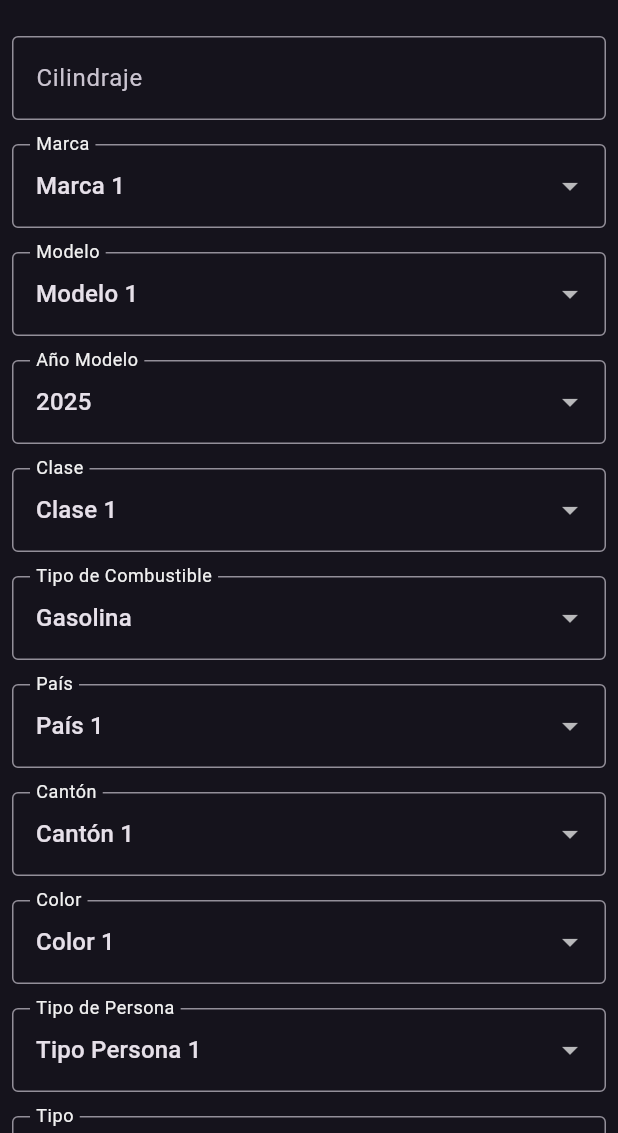
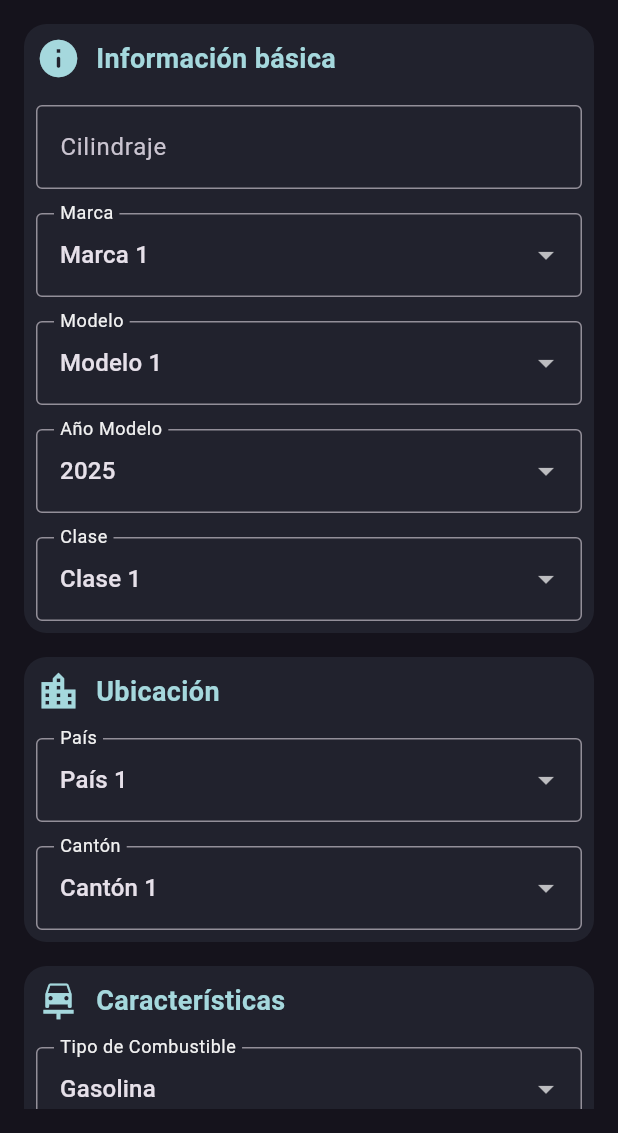
Before and after one commit to codeswax/Proyecto-IA, a Flutter app: the screen it shows after launch, on a phone screen of 412 x 824 dp, the part 103-1236 px from its top. Run offline on Flutter 3.47's test engine with Material 3 defaults, Android fonts, the light colour scheme and no system bars.

Commit message:
Cambios en el formulario de avalúo

```diff
--- a/proyecto_ia_front/lib/screens/car_appraisal_form.dart
+++ b/proyecto_ia_front/lib/screens/car_appraisal_form.dart
@@ -108,12 +108,136 @@ class _CarAppraisalFormState extends State<CarAppraisalForm> {
   @override
   Widget build(BuildContext context) {
     return Padding(
-      padding: const EdgeInsets.only(top: 16.0),
+      padding: const EdgeInsets.all(16.0),
       child: SingleChildScrollView(
         child: Form(
           key: _formKey,
           child: Column(
             children: <Widget>[
+              Padding(
+                padding: const EdgeInsets.only(bottom: 16.0),
+                child: _buildFormSection(
+                    'Información básica', Icons.info_rounded, _infoForm()),
+              ),
+              Padding(
+                padding: const EdgeInsets.only(bottom: 16.0),
+                child: _buildFormSection(
+                    'Ubicación', Icons.location_city, _locationForm()),
+              ),
+              Padding(
+                padding: const EdgeInsets.only(bottom: 16.0),
+                child: _buildFormSection(
+                    'Características', Icons.car_repair, _featuresForm()),
+              ),
+              Padding(
+                padding: const EdgeInsets.only(bottom: 16.0),
+                child: _buildFormSection(
+                    'Tipos', Icons.article_rounded, _typesForm()),
+              ),
+              Padding(
+                padding: const EdgeInsets.only(bottom: 16.0),
+                child: Container(
+                  decoration: const BoxDecoration(
+                      color: cardColor,
+                      borderRadius: BorderRadius.all(Radius.circular(15))),
+                  child: Padding(
+                    padding: const EdgeInsets.all(8.0),
+                    child: SingleChildScrollView(
+                      child: Row(
+                        mainAxisAlignment: MainAxisAlignment.spaceEvenly,
+                        children: [
+                          Text(
+                            fechaCompra != null
+                                ? 'Fecha de Compra: ${DateFormat('dd/MM/yyyy').format(fechaCompra!)}'
+                                : 'Fecha de Compra: No seleccionada',
+                          ),
+                          ElevatedButton(
+                            onPressed: () => _selectDate(context),
+                            style: ElevatedButton.styleFrom(
+                              foregroundColor: Colors.black,
+                              backgroundColor: primaryColor,
+                            ),
+                            child: const Text('Seleccionar Fecha'),
+                          ),
+                          if (fechaCompraError != null)
+                            Padding(
+                              padding: const EdgeInsets.only(top: 8.0),
+                              child: Text(
+                                fechaCompraError!,
+                                style: const TextStyle(color: Colors.red),
+                              ),
+                            ),
+                        ],
+                      ),
+                    ),
+                  ),
+                ),
+              ),
+              Padding(
+                padding: const EdgeInsets.only(bottom: 16.0),
+                child: SizedBox(
+                  width: 200,
+                  child: ElevatedButton(
+                    onPressed: () {
+                      setState(() {
+                        fechaCompraError = _validateFechaCompra();
+                      });
+                      sendCarDetails();
+                    },
+                    style: ElevatedButton.styleFrom(
+                      foregroundColor: Colors.black,
+                      backgroundColor: primaryColor,
+                    ),
+                    child: const Text('Valuar Vehículo'),
+                  ),
+                ),
+              ),
+            ],
+          ),
+        ),
+      ),
+    );
+  }
+
+  Widget _buildFormSection(String title, IconData icon, Widget form) {
+    return Container(
+      decoration: const BoxDecoration(
+        borderRadius: BorderRadius.all(Radius.circular(15)),
+        color: cardColor,
+      ),
+      child: Column(
+        children: [
+          Padding(
+            padding: const EdgeInsets.all(8.0),
+            child: Row(
+              children: [
+                Icon(
+                  icon,
+                  size: 30,
+                  color: primaryColor,
+                ),
+                const SizedBox(
+                  width: 10,
+                ),
+                Text(
+                  title,
+                  style: const TextStyle(
+                      fontSize: 18,
+                      fontWeight: FontWeight.bold,
+                      color: primaryColor),
+                ),
+              ],
+            ),
+          ),
+          form
+        ],
+      ),
+    );
+  }
+
+  Widget _infoForm() {
+    return Column(
+      children: [
         Padding(
           padding: const EdgeInsets.all(8.0),
           child: TextFormField(
@@ -143,9 +267,8 @@ class _CarAppraisalFormState extends State<CarAppraisalForm> {
               });
             },
             onSaved: (value) => marca = value!,
-                  validator: (value) => value == null || value.isEmpty
-                      ? 'Selecciona una marca'
-                      : null,
+            validator: (value) =>
+                value == null || value.isEmpty ? 'Selecciona una marca' : null,
           ),
         ),
         Padding(
@@ -165,9 +288,8 @@ class _CarAppraisalFormState extends State<CarAppraisalForm> {
               });
             },
             onSaved: (value) => modelo = value!,
-                  validator: (value) => value == null || value.isEmpty
-                      ? 'Selecciona un modelo'
-                      : null,
+            validator: (value) =>
+                value == null || value.isEmpty ? 'Selecciona un modelo' : null,
           ),
         ),
         Padding(
@@ -209,16 +331,70 @@ class _CarAppraisalFormState extends State<CarAppraisalForm> {
               });
             },
             onSaved: (value) => clase = value!,
-                  validator: (value) => value == null || value.isEmpty
-                      ? 'Selecciona una clase'
-                      : null,
+            validator: (value) =>
+                value == null || value.isEmpty ? 'Selecciona una clase' : null,
+          ),
+        ),
+      ],
+    );
+  }
+
+  Widget _locationForm() {
+    return Column(
+      children: [
+        Padding(
+          padding: const EdgeInsets.all(8.0),
+          child: DropdownButtonFormField(
+            decoration: const InputDecoration(labelText: 'País'),
+            value: pais,
+            items: ['País 1', 'País 2', 'País 3']
+                .map((String value) => DropdownMenuItem(
+                      value: value,
+                      child: Text(value),
+                    ))
+                .toList(),
+            onChanged: (value) {
+              setState(() {
+                pais = value!;
+              });
+            },
+            onSaved: (value) => pais = value!,
+            validator: (value) =>
+                value == null || value.isEmpty ? 'Selecciona un país' : null,
           ),
         ),
         Padding(
           padding: const EdgeInsets.all(8.0),
           child: DropdownButtonFormField(
-                  decoration:
-                      const InputDecoration(labelText: 'Tipo de Combustible'),
+            decoration: const InputDecoration(labelText: 'Cantón'),
+            value: canton,
+            items: ['Cantón 1', 'Cantón 2', 'Cantón 3']
+                .map((String value) => DropdownMenuItem(
+                      value: value,
+                      child: Text(value),
+                    ))
+                .toList(),
+            onChanged: (value) {
+              setState(() {
+                canton = value!;
+              });
+            },
+            onSaved: (value) => canton = value!,
+            validator: (value) =>
+                value == null || value.isEmpty ? 'Selecciona un cantón' : null,
+          ),
+        ),
+      ],
+    );
+  }
+
+  Widget _featuresForm() {
+    return Column(
+      children: [
+        Padding(
+          padding: const EdgeInsets.all(8.0),
+          child: DropdownButtonFormField(
+            decoration: const InputDecoration(labelText: 'Tipo de Combustible'),
             value: combustible,
             items: ['Gasolina', 'Diesel', 'Eléctrico']
                 .map((String value) => DropdownMenuItem(
@@ -240,50 +416,6 @@ class _CarAppraisalFormState extends State<CarAppraisalForm> {
         Padding(
           padding: const EdgeInsets.all(8.0),
           child: DropdownButtonFormField(
-                  decoration: const InputDecoration(labelText: 'País'),
-                  value: pais,
-                  items: ['País 1', 'País 2', 'País 3']
-                      .map((String value) => DropdownMenuItem(
-                            value: value,
-                            child: Text(value),
-                          ))
-                      .toList(),
-                  onChanged: (value) {
-                    setState(() {
-                      pais = value!;
-                    });
-                  },
-                  onSaved: (value) => pais = value!,
-                  validator: (value) => value == null || value.isEmpty
-                      ? 'Selecciona un país'
-                      : null,
-                ),
-              ),
-              Padding(
-                padding: const EdgeInsets.all(8.0),
-                child: DropdownButtonFormField(
-                  decoration: const InputDecoration(labelText: 'Cantón'),
-                  value: canton,
-                  items: ['Cantón 1', 'Cantón 2', 'Cantón 3']
-                      .map((String value) => DropdownMenuItem(
-                            value: value,
-                            child: Text(value),
-                          ))
-                      .toList(),
-                  onChanged: (value) {
-                    setState(() {
-                      canton = value!;
-                    });
-                  },
-                  onSaved: (value) => canton = value!,
-                  validator: (value) => value == null || value.isEmpty
-                      ? 'Selecciona un cantón'
-                      : null,
-                ),
-              ),
-              Padding(
-                padding: const EdgeInsets.all(8.0),
-                child: DropdownButtonFormField(
             decoration: const InputDecoration(labelText: 'Color'),
             value: color,
             items: ['Color 1', 'Colorn 2', 'Color 3']
@@ -298,16 +430,21 @@ class _CarAppraisalFormState extends State<CarAppraisalForm> {
               });
             },
             onSaved: (value) => color = value!,
-                  validator: (value) => value == null || value.isEmpty
-                      ? 'Selecciona un color'
-                      : null,
+            validator: (value) =>
+                value == null || value.isEmpty ? 'Selecciona un color' : null,
           ),
         ),
+      ],
+    );
+  }
+
+  Widget _typesForm() {
+    return Column(
+      children: [
         Padding(
           padding: const EdgeInsets.all(8.0),
           child: DropdownButtonFormField(
-                  decoration:
-                      const InputDecoration(labelText: 'Tipo de Persona'),
+            decoration: const InputDecoration(labelText: 'Tipo de Persona'),
             value: persona,
             items: ['Tipo Persona 1', 'Tipo Persona 2']
                 .map((String value) => DropdownMenuItem(
@@ -343,9 +480,8 @@ class _CarAppraisalFormState extends State<CarAppraisalForm> {
               });
             },
             onSaved: (value) => tipo = value!,
-                  validator: (value) => value == null || value.isEmpty
-                      ? 'Selecciona un tipo'
-                      : null,
+            validator: (value) =>
+                value == null || value.isEmpty ? 'Selecciona un tipo' : null,
           ),
         ),
         Padding(
@@ -373,8 +509,7 @@ class _CarAppraisalFormState extends State<CarAppraisalForm> {
         Padding(
           padding: const EdgeInsets.all(8.0),
           child: DropdownButtonFormField(
-                  decoration:
-                      const InputDecoration(labelText: 'Tipo Transacción'),
+            decoration: const InputDecoration(labelText: 'Tipo Transacción'),
             value: tipoTransaccion,
             items: ['Tipo Transacción 1', 'Tipo Transacción 2']
                 .map((String value) => DropdownMenuItem(
@@ -393,66 +528,7 @@ class _CarAppraisalFormState extends State<CarAppraisalForm> {
                 : null,
           ),
         ),
-              const SizedBox(height: 8),
-              Padding(
-                padding: const EdgeInsets.symmetric(horizontal: 8.0),
-                child: Container(
-                  color: cardColor,
-                  child: Padding(
-                    padding: const EdgeInsets.all(8.0),
-                    child: Row(
-                      mainAxisAlignment: MainAxisAlignment.spaceEvenly,
-                      children: [
-                        Text(
-                          fechaCompra != null
-                              ? 'Fecha de Compra: ${DateFormat('dd/MM/yyyy').format(fechaCompra!)}'
-                              : 'Fecha de Compra: No seleccionada',
-                        ),
-                        ElevatedButton(
-                          onPressed: () => _selectDate(context),
-                          style: ElevatedButton.styleFrom(
-                            foregroundColor: Colors.black,
-                            backgroundColor: primaryColor,
-                          ),
-                          child: const Text('Seleccionar Fecha'),
-                        ),
-                        if (fechaCompraError != null)
-                          Padding(
-                            padding: const EdgeInsets.only(top: 8.0),
-                            child: Text(
-                              fechaCompraError!,
-                              style: const TextStyle(color: Colors.red),
-                            ),
-                          ),
       ],
-                    ),
-                  ),
-                ),
-              ),
-              const SizedBox(height: 16),
-              Padding(
-                padding: const EdgeInsets.only(bottom: 8.0),
-                child: SizedBox(
-                  width: 200,
-                  child: ElevatedButton(
-                    onPressed: () {
-                      setState(() {
-                        fechaCompraError = _validateFechaCompra();
-                      });
-                      sendCarDetails();
-                    },
-                    style: ElevatedButton.styleFrom(
-                      foregroundColor: Colors.black,
-                      backgroundColor: primaryColor,
-                    ),
-                    child: const Text('Valuar Vehículo'),
-                  ),
-                ),
-              ),
-            ],
-          ),
-        ),
-      ),
     );
   }
 }
```
Lines whose indentation alone changed are shown as unchanged.
